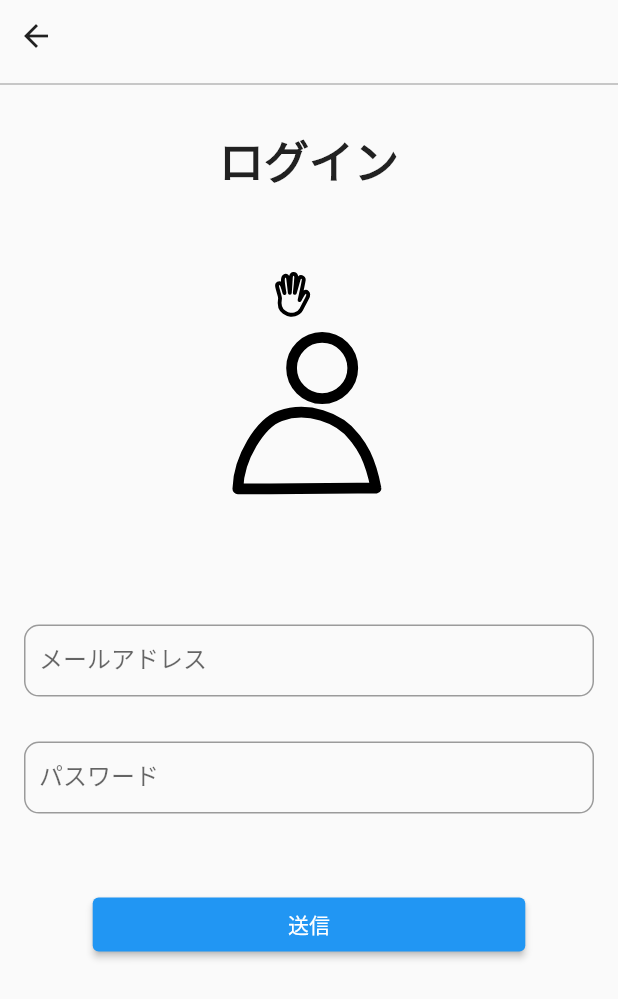
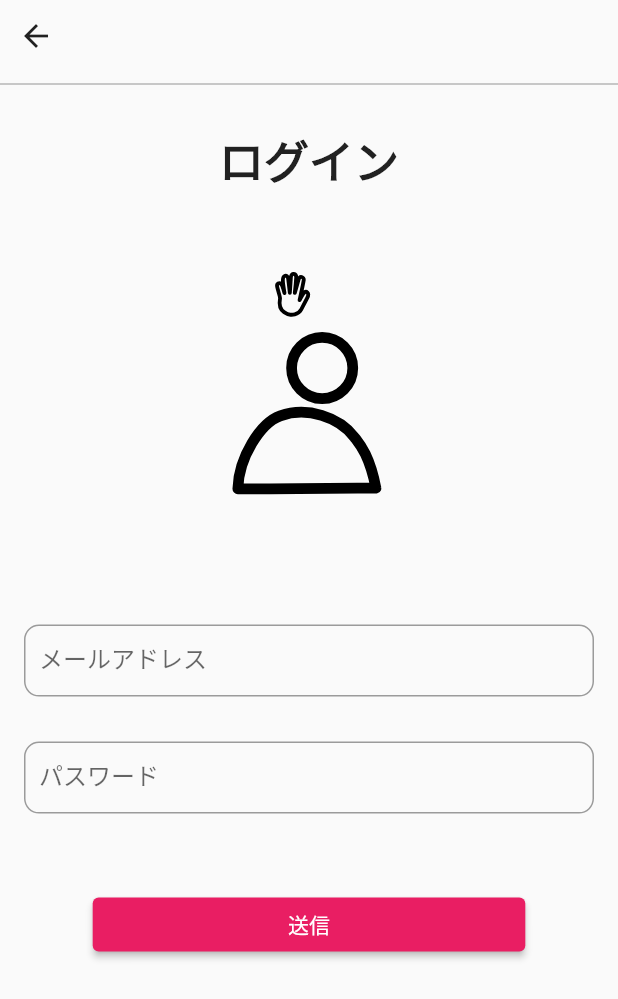
Before and after one commit to hachimitsuboy/intern_trip, a Flutter app: the screen it shows after launch, after a tap on "ログイン", on a phone screen of 412 x 824 dp. Shown: the top 999 px of the screen. Run offline on Flutter 3.47's test engine with Material 2 defaults, Android fonts, the light colour scheme and no system bars; our stand-ins replace firebase_auth, firebase_core, flutter_riverpod, lottie, riverpod; accounts and stored records are empty; network calls fail.

Commit message:
業種を選択するドロップダウンボタンのデータを管理するプロバイダの作成

```diff
--- /dev/null
+++ b/lib/auth/provider/industry_provider.dart
@@ -0,0 +1,5 @@
+import 'package:riverpod/riverpod.dart';
+
+final industryProvider = StateProvider<String>((ref) {
+  return '指定なし';
+});
--- a/lib/main.dart
+++ b/lib/main.dart
@@ -3,7 +3,6 @@ import 'package:flutter_riverpod/flutter_riverpod.dart';
 import 'package:intern_trip/view/start_screen/start_screen.dart';
 import 'package:firebase_core/firebase_core.dart';
 import 'firebase_options.dart';
-import 'package:cloud_firestore/cloud_firestore.dart';
 
 void main() async {
   WidgetsFlutterBinding.ensureInitialized();
@@ -19,8 +18,11 @@ class MyApp extends StatelessWidget {
 
   @override
   Widget build(BuildContext context) {
-    return const MaterialApp(
-      home: StartScreen(),
+    return MaterialApp(
+      theme: ThemeData(
+        primarySwatch: Colors.pink,
+      ),
+      home: const StartScreen(),
     );
   }
 }
```
